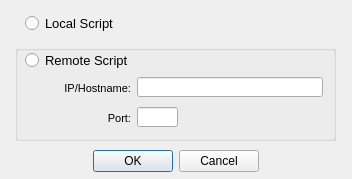
Old version of the form ui_files/net_options_dialog.ui in the repository TheRealBanana/SCCwatcher-GUI.
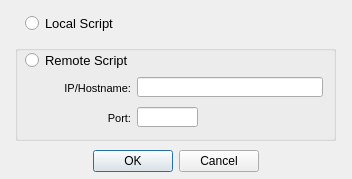
New version of the form. Icons and pictures are not drawn.

The edit to the form file:
```diff
--- a/ui_files/net_options_dialog.ui
+++ b/ui_files/net_options_dialog.ui
@@ -99,7 +99,7 @@
      <rect>
       <x>10</x>
       <y>5</y>
-      <width>111</width>
+      <width>121</width>
       <height>21</height>
      </rect>
     </property>
@@ -202,7 +202,7 @@
      <rect>
       <x>122</x>
       <y>62</y>
-      <width>41</width>
+      <width>61</width>
       <height>20</height>
      </rect>
     </property>
```
